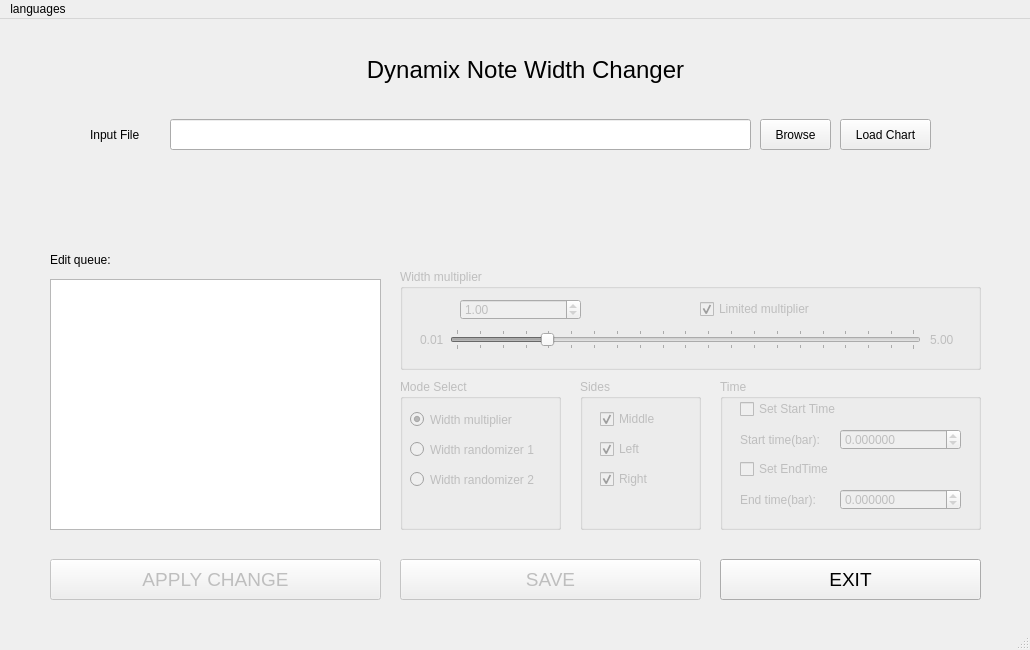
The window that Dynamix_chart_width_control_GUI/maingui.ui (AXIS5hacker/DNX-Note-Width-Changer) describes before a commit, drawn with Qt 5.
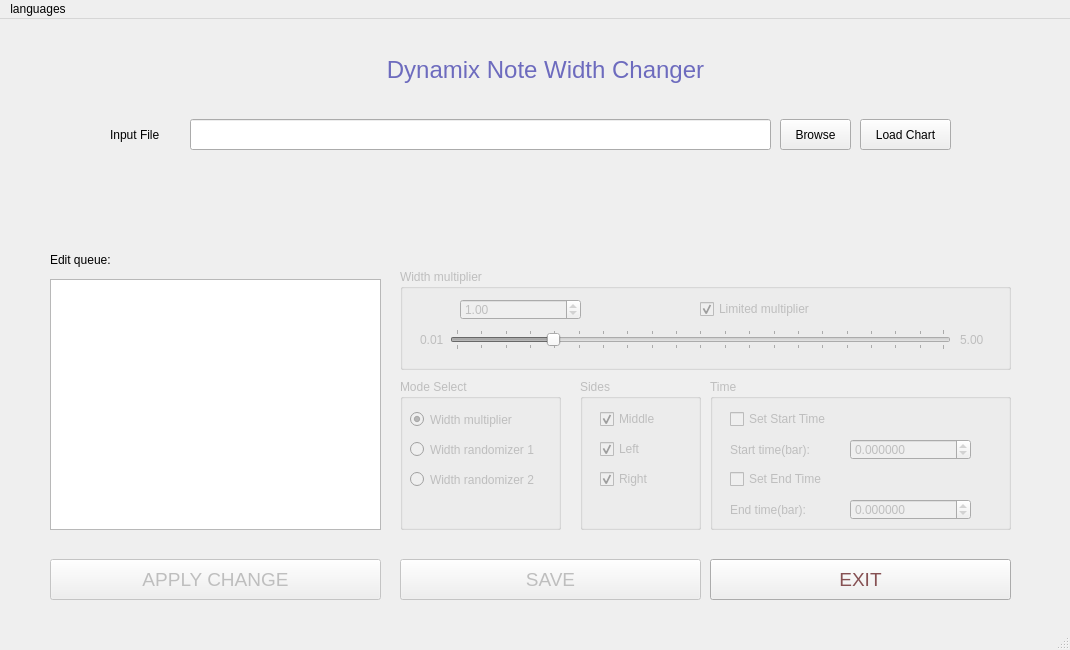
The same window after the commit. Icons and pictures are not drawn.

Patch:
```diff
--- a/Dynamix_chart_width_control_GUI/maingui.ui
+++ b/Dynamix_chart_width_control_GUI/maingui.ui
@@ -6,7 +6,7 @@
    <rect>
     <x>0</x>
     <y>0</y>
-    <width>1030</width>
+    <width>1070</width>
     <height>650</height>
    </rect>
   </property>
@@ -18,13 +18,13 @@
   </property>
   <property name="minimumSize">
    <size>
-    <width>1030</width>
+    <width>1070</width>
     <height>650</height>
    </size>
   </property>
   <property name="maximumSize">
    <size>
-    <width>1130</width>
+    <width>1070</width>
     <height>650</height>
    </size>
   </property>
@@ -46,7 +46,7 @@
    <widget class="QPushButton" name="loadFile">
     <property name="geometry">
      <rect>
-      <x>840</x>
+      <x>860</x>
       <y>100</y>
       <width>91</width>
       <height>31</height>
@@ -106,7 +106,7 @@
    <widget class="QLineEdit" name="open_file_name">
     <property name="geometry">
      <rect>
-      <x>170</x>
+      <x>190</x>
       <y>100</y>
       <width>581</width>
       <height>31</height>
@@ -122,7 +122,7 @@
    <widget class="QLabel" name="label">
     <property name="geometry">
      <rect>
-      <x>90</x>
+      <x>110</x>
       <y>100</y>
       <width>91</width>
       <height>31</height>
@@ -140,7 +140,7 @@
      <rect>
       <x>400</x>
       <y>250</y>
-      <width>581</width>
+      <width>611</width>
       <height>101</height>
      </rect>
     </property>
@@ -155,7 +155,7 @@
       <rect>
        <x>50</x>
        <y>60</y>
-       <width>471</width>
+       <width>501</width>
        <height>21</height>
       </rect>
      </property>
@@ -219,7 +219,7 @@
     <widget class="QLabel" name="label_6">
      <property name="geometry">
       <rect>
-       <x>530</x>
+       <x>560</x>
        <y>60</y>
        <width>31</width>
        <height>21</height>
@@ -252,9 +252,9 @@
     </property>
     <property name="geometry">
      <rect>
-      <x>720</x>
+      <x>710</x>
       <y>360</y>
-      <width>261</width>
+      <width>301</width>
       <height>151</height>
      </rect>
     </property>
@@ -265,8 +265,8 @@
      <property name="geometry">
       <rect>
        <x>20</x>
-       <y>50</y>
-       <width>91</width>
+       <y>60</y>
+       <width>111</width>
        <height>21</height>
       </rect>
      </property>
@@ -278,8 +278,8 @@
      <property name="geometry">
       <rect>
        <x>20</x>
-       <y>110</y>
-       <width>91</width>
+       <y>120</y>
+       <width>111</width>
        <height>21</height>
       </rect>
      </property>
@@ -293,8 +293,8 @@
      </property>
      <property name="geometry">
       <rect>
-       <x>120</x>
-       <y>50</y>
+       <x>140</x>
+       <y>60</y>
        <width>121</width>
        <height>21</height>
       </rect>
@@ -318,8 +318,8 @@
      </property>
      <property name="geometry">
       <rect>
-       <x>120</x>
-       <y>110</y>
+       <x>140</x>
+       <y>120</y>
        <width>121</width>
        <height>21</height>
       </rect>
@@ -341,8 +341,8 @@
      <property name="geometry">
       <rect>
        <x>20</x>
-       <y>20</y>
-       <width>111</width>
+       <y>30</y>
+       <width>131</width>
        <height>20</height>
       </rect>
      </property>
@@ -357,8 +357,8 @@
      <property name="geometry">
       <rect>
        <x>20</x>
-       <y>80</y>
-       <width>111</width>
+       <y>90</y>
+       <width>131</width>
        <height>20</height>
       </rect>
      </property>
@@ -366,16 +366,16 @@
       <enum>Qt::LeftToRight</enum>
      </property>
      <property name="text">
-      <string>Set EndTime</string>
+      <string>Set End Time</string>
      </property>
     </widget>
    </widget>
    <widget class="QPushButton" name="exitButton">
     <property name="geometry">
      <rect>
-      <x>720</x>
+      <x>710</x>
       <y>540</y>
-      <width>261</width>
+      <width>301</width>
       <height>41</height>
      </rect>
     </property>
@@ -396,9 +396,9 @@
        <colorrole role="ButtonText">
         <brush brushstyle="SolidPattern">
          <color alpha="255">
-          <red>0</red>
-          <green>0</green>
-          <blue>0</blue>
+          <red>134</red>
+          <green>81</green>
+          <blue>83</blue>
          </color>
         </brush>
        </colorrole>
@@ -492,7 +492,7 @@
    <widget class="QToolButton" name="browse">
     <property name="geometry">
      <rect>
-      <x>760</x>
+      <x>780</x>
       <y>100</y>
       <width>71</width>
       <height>31</height>
@@ -526,7 +526,7 @@
    <widget class="QLabel" name="loaded_file">
     <property name="geometry">
      <rect>
-      <x>90</x>
+      <x>110</x>
       <y>150</y>
       <width>841</width>
       <height>61</height>
@@ -648,7 +648,7 @@
    <widget class="QLabel" name="label_7">
     <property name="geometry">
      <rect>
-      <x>260</x>
+      <x>280</x>
       <y>30</y>
       <width>531</width>
       <height>41</height>
@@ -680,18 +680,18 @@
        <colorrole role="WindowText">
         <brush brushstyle="SolidPattern">
          <color alpha="255">
-          <red>0</red>
-          <green>0</green>
-          <blue>0</blue>
+          <red>109</red>
+          <green>107</green>
+          <blue>190</blue>
          </color>
         </brush>
        </colorrole>
        <colorrole role="Text">
         <brush brushstyle="SolidPattern">
          <color alpha="255">
-          <red>0</red>
-          <green>0</green>
-          <blue>0</blue>
+          <red>109</red>
+          <green>107</green>
+          <blue>190</blue>
          </color>
         </brush>
        </colorrole>
@@ -733,7 +733,7 @@
    <widget class="QLabel" name="version">
     <property name="geometry">
      <rect>
-      <x>840</x>
+      <x>860</x>
       <y>50</y>
       <width>71</width>
       <height>21</height>
@@ -807,7 +807,7 @@
     <rect>
      <x>0</x>
      <y>0</y>
-     <width>1030</width>
+     <width>1070</width>
      <height>22</height>
     </rect>
    </property>
```
Left out of the diff: 199 changed lines with no effect on the pictures.
